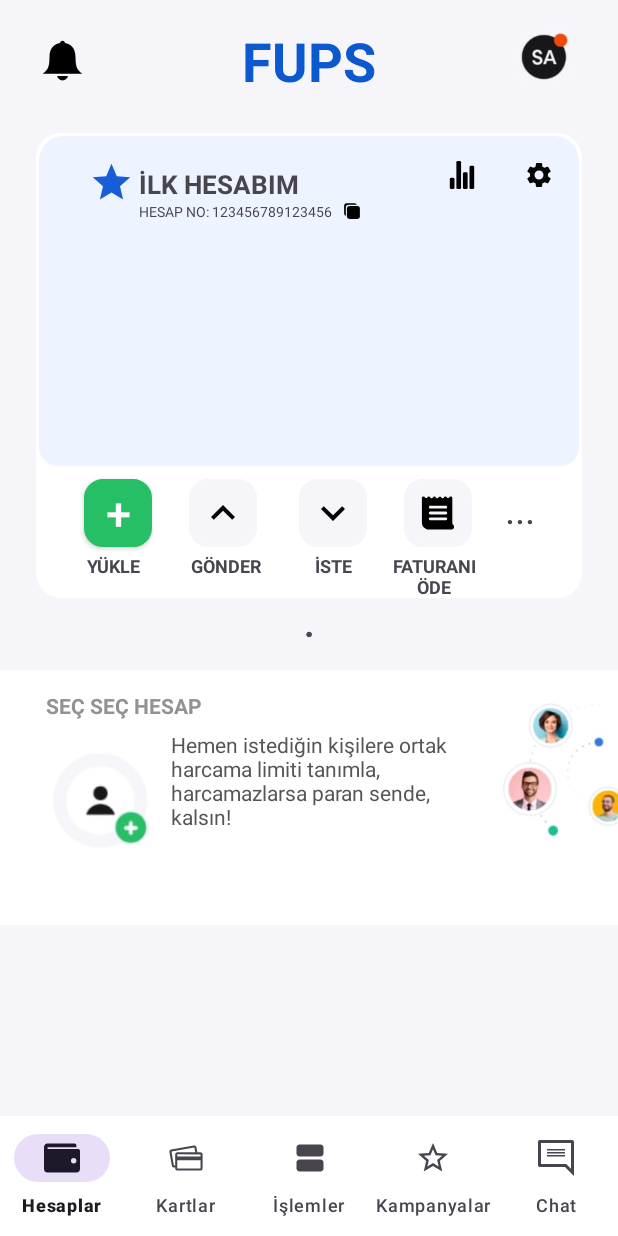
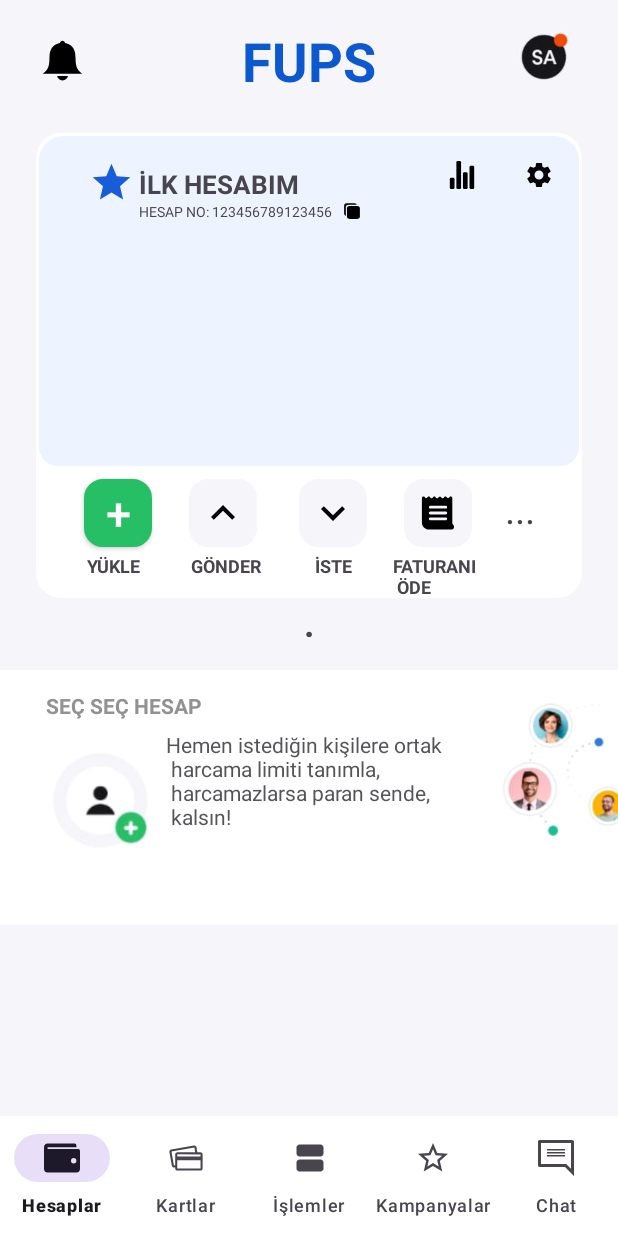
Before and after one commit to Nebicanplnl/FupsUISample, an Android app: the screen it shows after launch (MainActivity), on a phone screen of 412 x 824 dp. Run offline under Robolectric (Android 15) with nearby library versions, the phone set to English and light mode, and no system bars; our stand-ins replace navigation-ui.

Commit message:
Strings are set

```diff
--- a/app/src/main/res/layout/fragment_campaigns.xml
+++ b/app/src/main/res/layout/fragment_campaigns.xml
@@ -22,7 +22,7 @@
         android:id="@+id/text_kampanyalar"
         android:layout_width="wrap_content"
         android:layout_height="wrap_content"
-        android:text="KAMPANYALAR"
+        android:text="@string/kampanyalar1"
         android:textStyle="bold"
         android:textSize="16sp"
         android:layout_marginTop="24dp"
@@ -40,7 +40,7 @@
         android:layout_marginTop="48dp"
         android:background="@drawable/chat_ara"
         android:layout_margin="24dp"
-        android:hint="     Kampanya ara"
+        android:hint="@string/kampanya_ara"
         android:textStyle="bold"
         android:drawableEnd="@drawable/magnifying_glass_icon2"
         android:paddingEnd="12dp"/>
@@ -49,7 +49,7 @@
         android:id="@+id/tum_kampanyalar"
         android:layout_width="wrap_content"
         android:layout_height="wrap_content"
-        android:text="TÜM KAMPANYALAR"
+        android:text="@string/tum_kampanyalar"
         app:layout_constraintStart_toStartOf="parent"
         app:layout_constraintTop_toBottomOf="@id/text_kampanya_ara"
         app:layout_constraintEnd_toEndOf="parent"
--- a/app/src/main/res/layout/fragment_chat.xml
+++ b/app/src/main/res/layout/fragment_chat.xml
@@ -52,7 +52,7 @@
         android:layout_marginTop="48dp"
         android:background="@drawable/chat_ara"
         android:layout_margin="24dp"
-        android:hint="      Ara"
+        android:hint="@string/ara"
         android:textStyle="bold"
         android:drawableEnd="@drawable/magnifying_glass_icon2"
         android:paddingEnd="12dp"/>
@@ -70,7 +70,7 @@
         <TextView
             android:layout_width="wrap_content"
             android:layout_height="wrap_content"
-            android:text="CHAT"
+            android:text="@string/chat1"
             android:layout_gravity="center"
             android:textStyle="bold"
             android:layout_marginStart="16dp"
--- a/app/src/main/res/layout/fragment_home.xml
+++ b/app/src/main/res/layout/fragment_home.xml
@@ -49,7 +49,7 @@
         app:layout_constraintEnd_toEndOf="parent"
         app:layout_constraintTop_toBottomOf="@id/constraint_one"
 
-        android:text="."
+        android:text="@string/nokta"
         android:textStyle="bold"
         android:textSize="24sp"/>
 
@@ -94,7 +94,7 @@
                 app:layout_constraintStart_toStartOf="@id/star_icon"
                 app:layout_constraintEnd_toEndOf="parent"
                 app:layout_constraintTop_toTopOf="parent"
-                android:text="İLK HESABIM"
+                android:text="@string/ilkkk_hesabim"
                 android:textSize="17sp"
                 android:layout_marginTop="20dp"
                 android:layout_marginStart="8dp"
@@ -131,7 +131,7 @@
                 app:layout_constraintTop_toBottomOf="@id/text_hesap"
                 app:layout_constraintEnd_toEndOf="@id/text_hesap"
                 android:layout_marginStart="22dp"
-                android:text="HESAP NO: 123456789123456"/>
+                android:text="@string/hesap_no_123456789123456"/>
 
             <ImageView
                 android:layout_width="12dp"
@@ -147,7 +147,7 @@
                 android:layout_height="wrap_content"
                 android:layout_marginStart="35dp"
                 android:layout_marginBottom="16dp"
-                android:text="₺0,00"
+                android:text="@string/_0_00money"
                 android:textStyle="bold"
                 android:textSize="32sp"
                 app:layout_constraintBottom_toBottomOf="parent"
@@ -166,7 +166,7 @@
             app:layout_constraintEnd_toEndOf="parent"
             app:layout_constraintBottom_toBottomOf="parent"
             android:background="@drawable/btn_plus"
-            android:text="+"
+            android:text="@string/plus"
             android:textSize="30sp"
             android:textColor="@color/white"
             app:layout_constraintHorizontal_bias=".1"
@@ -179,7 +179,7 @@
             app:layout_constraintStart_toStartOf="parent"
             app:layout_constraintEnd_toEndOf="@id/btn_plus"
             app:layout_constraintTop_toBottomOf="@id/btn_plus"
-            android:text="YÜKLE"
+            android:text="@string/yükle"
             android:layout_marginTop="4dp"
             android:textSize="12sp"
             android:layout_marginStart="26dp"
@@ -207,7 +207,7 @@
             app:layout_constraintStart_toEndOf="@id/text_yukle"
             app:layout_constraintEnd_toEndOf="@id/btn_up"
             app:layout_constraintTop_toBottomOf="@id/btn_up"
-            android:text="GÖNDER"
+            android:text="@string/g_nder"
             android:layout_marginTop="4dp"
             android:textSize="12sp"
             android:layout_marginStart="36dp"
@@ -235,7 +235,7 @@
             app:layout_constraintStart_toEndOf="@id/text_gonder"
             app:layout_constraintEnd_toEndOf="@id/btn_down"
             app:layout_constraintTop_toBottomOf="@id/btn_down"
-            android:text="İSTE"
+            android:text="@string/iste"
             android:textSize="12sp"
             android:layout_marginStart="26dp"
             android:layout_marginTop="4dp"
@@ -263,7 +263,7 @@
             app:layout_constraintStart_toEndOf="@id/text_iste"
             app:layout_constraintEnd_toEndOf="@id/faturanı_ode"
             app:layout_constraintTop_toBottomOf="@id/faturanı_ode"
-            android:text="FATURANI\n      ÖDE"
+            android:text="@string/faturani_nöde"
             android:textSize="12sp"
             android:layout_marginStart="30dp"
             android:layout_marginTop="4dp"
@@ -275,7 +275,7 @@
             android:layout_height="wrap_content"
             app:layout_constraintStart_toStartOf="@id/faturanı_ode"
             app:layout_constraintEnd_toEndOf="parent"
-            android:text="..."
+            android:text="@string/nokta2"
             android:textSize="26sp"
             android:layout_marginStart="36dp"
             android:layout_marginBottom="8dp"
@@ -301,7 +301,7 @@
             app:layout_constraintStart_toStartOf="parent"
             app:layout_constraintEnd_toEndOf="parent"
             app:layout_constraintTop_toTopOf="parent"
-            android:text="SEÇ SEÇ HESAP"
+            android:text="@string/sec_sec_hesap"
             android:textStyle="bold"
             android:layout_marginTop="14dp"
             app:layout_constraintHorizontal_bias=".1"
@@ -322,7 +322,7 @@
             android:id="@+id/text_yazı"
             android:layout_width="200dp"
             android:layout_height="100dp"
-            android:text=" Hemen istediğin kişilere ortak\n harcama limiti tanımla,\n harcamazlarsa paran sende,\n kalsın!"
+            android:text="@string/hemen_istedi_in_ki_ilere_ortak_n_harcama_limiti_tan_mla_n_harcamazlarsa_paran_sende_n_kals_n"
             app:layout_constraintStart_toEndOf="@id/ekleme"
             app:layout_constraintTop_toBottomOf="@id/secsechesap"
             app:layout_constraintBottom_toBottomOf="parent"
--- a/app/src/main/res/layout/fragment_transactions.xml
+++ b/app/src/main/res/layout/fragment_transactions.xml
@@ -22,7 +22,7 @@
         android:id="@+id/text_işlemler"
         android:layout_width="wrap_content"
         android:layout_height="wrap_content"
-        android:text="İŞLEMLER"
+        android:text="@string/işşlemler"
         android:textStyle="bold"
         android:textSize="16sp"
         android:layout_marginTop="24dp"
--- a/app/src/main/res/values/strings.xml
+++ b/app/src/main/res/values/strings.xml
@@ -8,4 +8,31 @@
     <string name="kampanyalar">Kampanyalar</string>
     <string name="chat">Chat</string>
     <string name="fups">FUPS</string>
+    <string name="kampanyalar1">KAMPANYALAR</string>
+    <string name="kampanya_ara">Kampanya ara</string>
+    <string name="tum_kampanyalar">TÜM KAMPANYALAR</string>
+    <string name="temassiz_n_lem">TEMASSIZ\n İŞLEM</string>
+    <string name="dondur">DONDUR</string>
+    <string name="ayarlar">AYARLAR</string>
+    <string name="ba_li_hesaplar">BAĞLI HESAPLAR</string>
+    <string name="lk_hesabim">İLK HESABIM</string>
+    <string name="_0_00">₺0,00</string>
+    <string name="right_arrow">›</string>
+    <string name="ikili_hesap">İKİLİ HESAP</string>
+    <string name="aktif_et">AKTİF ET</string>
+    <string name="ara">Ara</string>
+    <string name="chat1">CHAT</string>
+    <string name="nokta">.</string>
+    <string name="ilkkk_hesabim">İLK HESABIM</string>
+    <string name="hesap_no_123456789123456">HESAP NO: 123456789123456</string>
+    <string name="_0_00money">₺0,00</string>
+    <string name="plus">+</string>
+    <string name="yükle">YÜKLE</string>
+    <string name="g_nder">GÖNDER</string>
+    <string name="iste">İSTE</string>
+    <string name="faturani_nöde">FATURANI\n ÖDE</string>
+    <string name="nokta2">...</string>
+    <string name="sec_sec_hesap">SEÇ SEÇ HESAP</string>
+    <string name="hemen_istedi_in_ki_ilere_ortak_n_harcama_limiti_tan_mla_n_harcamazlarsa_paran_sende_n_kals_n">Hemen istediğin kişilere ortak\n harcama limiti tanımla,\n harcamazlarsa paran sende,\n kalsın!</string>
+    <string name="işşlemler">İŞLEMLER</string>
 </resources>
```
Also changed, not shown: app/src/main/res/layout/fragment_cards.xml (+9 -9 lines).
